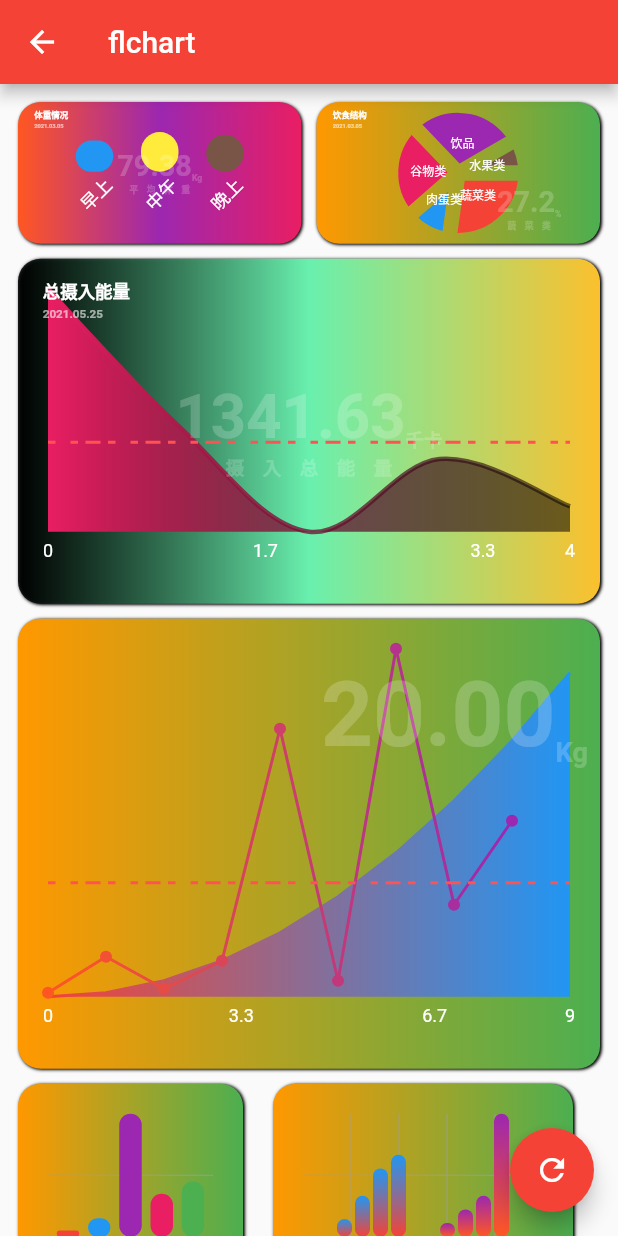
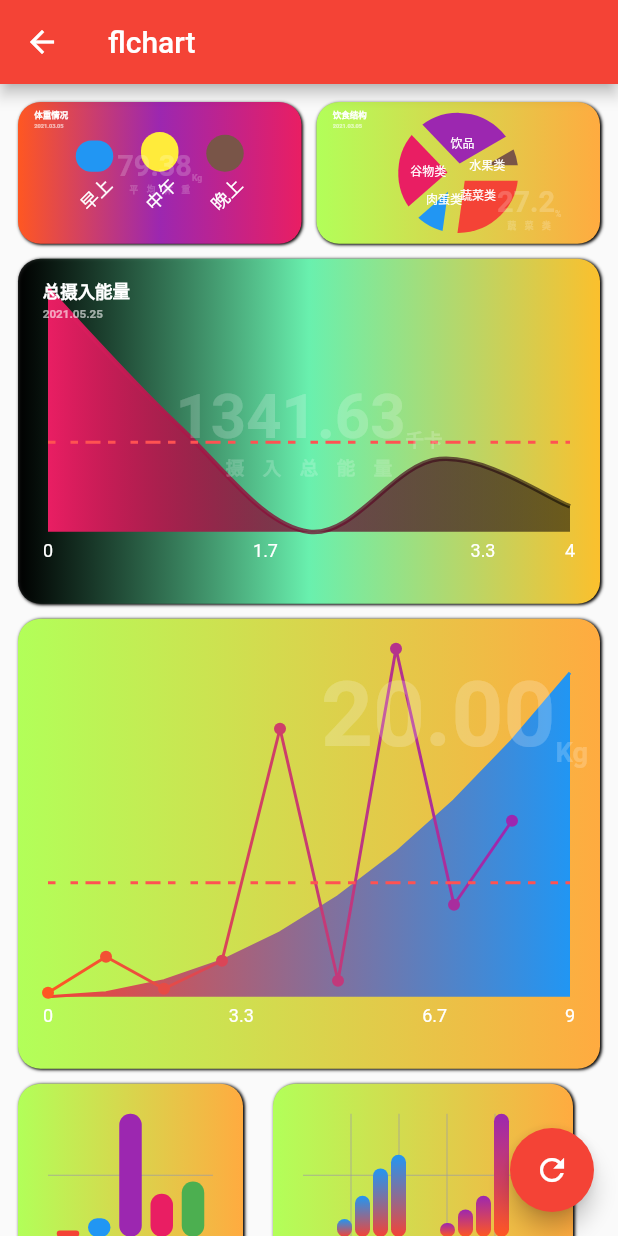
Before and after one commit to youht88/eflutter, a Flutter app: the FlchartView screen opened by its route, after a tap on the "refresh" icon, on a phone screen of 412 x 824 dp. Run offline on Flutter 3.47's test engine with Material 2 defaults, Android fonts, the phone set to English and light mode, and no system bars; drawn by our look-alikes of fl_chart; our stand-ins replace flutter_svg, font_awesome_flutter, get, get_storage, percent_indicator, qr_flutter and 3 more; missing offline and left inert: auto_size_text_pk, barcode_scan2, crypton, flutter_echarts, matrix4_transform, steel_crypt; accounts and stored records are empty.

Commit message:
gradient colors

```diff
--- a/lib/comm/components/reportWidget/reportWidget_controller.dart
+++ b/lib/comm/components/reportWidget/reportWidget_controller.dart
@@ -1,9 +1,21 @@
+import 'package:flutter/material.dart';
 import 'package:get/get.dart';
 
 class ReportWidgetController extends GetxController {
   var chart = true.obs;
   var opacity_metric = 0.2.obs;
   var opacity_chart = 1.0.obs;
+  List<List<Color>> gradient = [
+    [Colors.black45, Colors.pinkAccent],
+    [Colors.lightGreenAccent, Colors.orangeAccent],
+    [Colors.red, Colors.pink, Colors.lightBlue],
+    [Colors.cyan, Colors.blue, Colors.greenAccent],
+  ];
+  @override
+  void onInit() {
+    super.onInit();
+  }
+
   void change() {
     chart.value = !chart.value;
     if (chart.value) {
--- a/lib/comm/components/reportWidget/reportWidget_screen.dart
+++ b/lib/comm/components/reportWidget/reportWidget_screen.dart
@@ -1,10 +1,12 @@
+import 'dart:math';
+
 import 'package:flutter/material.dart';
 import 'package:get/get.dart';
 
 import 'reportWidget_controller.dart';
 
 class ReportWidget extends GetView<ReportWidgetController> {
-  final Gradient gradient;
+  Gradient? gradient;
   final String title;
   final String subTitle;
   final String type;
@@ -13,8 +15,7 @@ class ReportWidget extends GetView<ReportWidgetController> {
   final String? unit;
   final AlignmentGeometry alignment;
   ReportWidget(
-      {this.gradient:
-          const LinearGradient(colors: [Colors.orange, Colors.green]),
+      {this.gradient,
       this.title: "",
       this.subTitle: "",
       this.flchart,
@@ -25,6 +26,10 @@ class ReportWidget extends GetView<ReportWidgetController> {
   @override
   Widget build(BuildContext context) {
     ReportWidgetController c = Get.put(ReportWidgetController());
+    if (gradient == null) {
+      gradient = LinearGradient(
+          colors: c.gradient[Random().nextInt(c.gradient.length - 1)]);
+    }
     return Container(
       decoration: BoxDecoration(
           borderRadius: BorderRadius.all(Radius.circular(15)),
--- a/lib/pages/flchart.dart
+++ b/lib/pages/flchart.dart
@@ -21,6 +21,7 @@ class FlchartController extends GetxController {
           Text(item, style: TextStyle(fontSize: 8, color: Colors.white)))
       .toList();
   List<double> data3 = MathUtil.randomDouble(100, 500, 5);
+
   void refresh3() {
     data1 = MathUtil.randomDouble(60.0, 90.0, 3);
     data2 = MathUtil.randomDouble(50.0, 300.0, 5);
```
